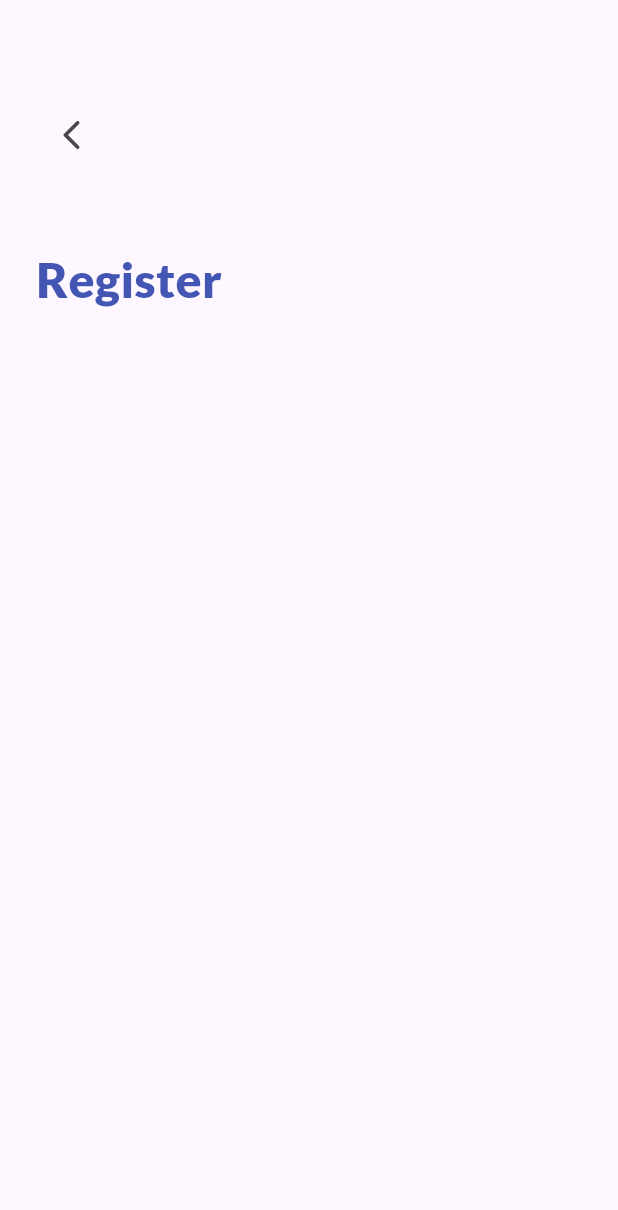
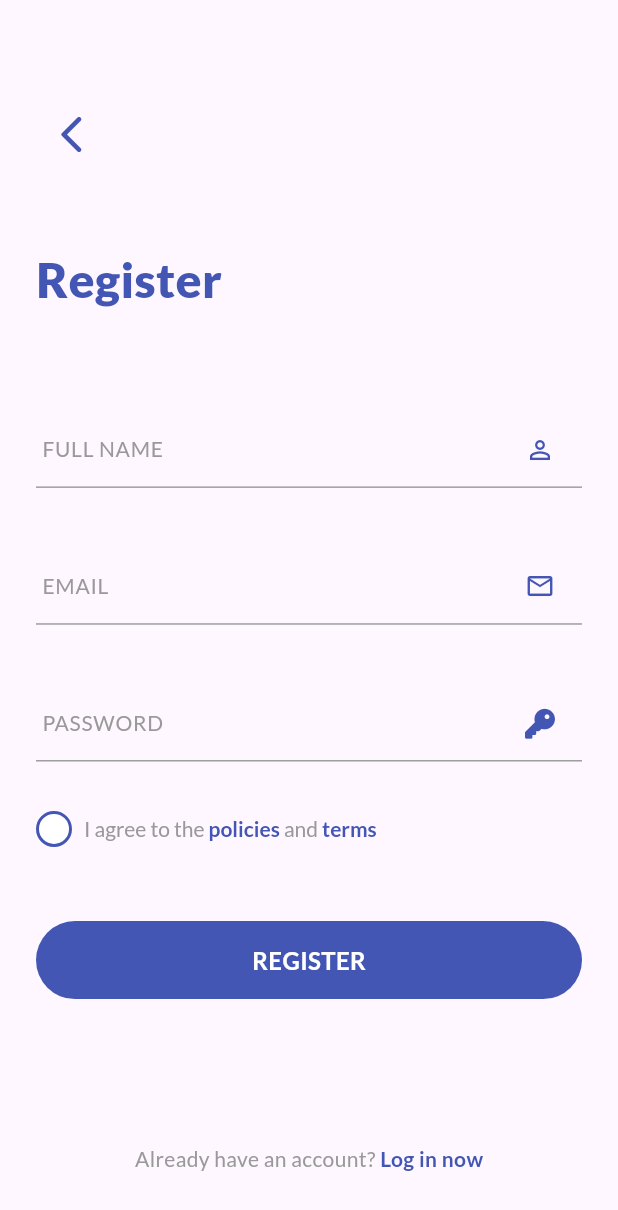
Before and after one commit to DuyCuong1122/flutter_chat_app_with_bloc, a Flutter app: the SignUpView screen opened directly, on a phone screen of 412 x 824 dp. Shown: the top 1210 px of the screen. Run offline on Flutter 3.47's test engine with Material 3 defaults, Android fonts, the phone set to English and light mode, and no system bars; our stand-ins replace cloud_firestore, firebase_core, firebase_messaging, flutter_dotenv, flutter_easyloading, flutter_local_notifications and 5 more; accounts and stored records are empty; generated files the repository leaves out were written again.

Commit message:
build register screen

```diff
--- a/lib/common/values/colors.dart
+++ b/lib/common/values/colors.dart
@@ -7,4 +7,5 @@ class AppColor{
   static const blackColor = Color(0xFF000000);
   static const whiteColor = Color(0xFFFFFFFF);
   static const unableColor = Color(0xFFCACACA);
+  static const normalColor = Color(0xFF999999);
 }
--- a/lib/l10n/app_en.arb
+++ b/lib/l10n/app_en.arb
@@ -36,5 +36,6 @@
     "editInfo" : "Edit infomation",
     "save" : "Save",
     "phone" : "Phone",
-    "dateOfBirth" : "Date of birth"
+    "dateOfBirth" : "Date of birth",
+    "logInNow" : "Log in now"
 }
--- a/lib/l10n/app_vi.arb
+++ b/lib/l10n/app_vi.arb
@@ -36,5 +36,6 @@
     "editInfo" : "Chỉnh sửa thông tin",
     "save" : "Lưu",
     "phone" : "Số điện thoại",
-    "dateOfBirth" : "Ngày sinh"
+    "dateOfBirth" : "Ngày sinh",
+    "logInNow" : "Đăng nhập ngay"
 }
--- a/lib/page/log_in/log_in_view.dart
+++ b/lib/page/log_in/log_in_view.dart
@@ -1,5 +1,3 @@
-import 'dart:developer';
-
 import 'package:chat_app/common/values/colors.dart';
 import 'package:chat_app/common/values/typography.dart';
 import 'package:chat_app/common/widgets/custom_textfield.dart';
--- a/lib/page/sign_up/sign_up_view.dart
+++ b/lib/page/sign_up/sign_up_view.dart
@@ -1,14 +1,26 @@
+import 'package:chat_app/common/values/colors.dart';
 import 'package:chat_app/common/values/icons.dart';
 import 'package:chat_app/common/values/typography.dart';
+import 'package:chat_app/common/widgets/custom_container_sign_in_out.dart';
+import 'package:chat_app/common/widgets/custom_textfield.dart';
 import 'package:flutter/material.dart';
 import 'package:flutter_gen/gen_l10n/app_localizations.dart';
 
-class SignUpView extends StatelessWidget {
+class SignUpView extends StatefulWidget {
   const SignUpView({super.key});
+
+  @override
+  _SignUpViewState createState() => _SignUpViewState();
+}
+
+class _SignUpViewState extends State<SignUpView> {
+  // Tạo biến lưu trạng thái cho các tùy chọn Checkbox
+  bool accept = false;
 
   @override
   Widget build(BuildContext context) {
     final heightScreen = MediaQuery.of(context).size.height;
+
     return GestureDetector(
       onTap: () => FocusScope.of(context).unfocus(),
       child: Scaffold(
@@ -25,11 +37,115 @@ class SignUpView extends StatelessWidget {
                       },
                       icon: const Icon(
                         AppIcon.back,
-                        size: 24,
+                        size: 30,
+                        color: AppColor.primaryColor,
                       )),
                   SizedBox(height: heightScreen * 0.06),
                   Text(AppLocalizations.of(context)!.register,
                       style: AppTypography.signInUpTitle),
+                  SizedBox(height: heightScreen * 0.08),
+                  CustomTextField(
+                    controller: TextEditingController(),
+                    labelText: AppLocalizations.of(context)!.fullName,
+                    suffixIcon: AppIcon.person,
+                  ),
+                  SizedBox(height: heightScreen / 20),
+                  CustomTextField(
+                    controller: TextEditingController(),
+                    labelText: 'email',
+                    suffixIcon: AppIcon.mail,
+                  ),
+                  SizedBox(height: heightScreen / 20),
+                  CustomTextField(
+                    controller: TextEditingController(),
+                    labelText: AppLocalizations.of(context)!.password,
+                    suffixIcon: AppIcon.key,
+                    ispassword: true,
+                  ),
+                  SizedBox(height: heightScreen * 0.04),
+                  Row(
+                    mainAxisAlignment: MainAxisAlignment.start,
+                    crossAxisAlignment: CrossAxisAlignment.center,
+                    children: [
+                      GestureDetector(
+                        onTap: () {
+                          setState(() {
+                            accept = !accept;
+                          });
+                        },
+                        child: Container(
+                          width: 24,
+                          height: 24,
+                          decoration: BoxDecoration(
+                            shape: BoxShape.circle,
+                            border: Border.all(
+                                color: AppColor.primaryColor, width: 2),
+                            color:
+                                accept ? AppColor.primaryColor : Colors.white,
+                          ),
+                          child: accept
+                              ? const Icon(
+                                  Icons.check,
+                                  color: Colors.white,
+                                  size: 16,
+                                )
+                              : null,
+                        ),
+                      ),
+                      const SizedBox(width: 8),
+                      Flexible(
+                        child: RichText(
+                            text: TextSpan(
+                          text: '${AppLocalizations.of(context)!.iAgreeTo} ',
+                          style: AppTypography.s14w500
+                              .copyWith(color: AppColor.normalColor),
+                          children: [
+                            TextSpan(
+                              text:
+                                  '${AppLocalizations.of(context)!.policies} ',
+                              style: AppTypography.s14w700,
+                            ),
+                            TextSpan(
+                              text: '${AppLocalizations.of(context)!.and} ',
+                              style: AppTypography.s14w500
+                                  .copyWith(color: AppColor.normalColor),
+                            ),
+                            TextSpan(
+                              text: AppLocalizations.of(context)!.terms,
+                              style: AppTypography.s14w700,
+                            ),
+                          ],
+                        )),
+                      ),
+                    ],
+                  ),
+                  SizedBox(height: heightScreen * 0.06),
+                  CustomContainerSignInOut(
+                    title: AppLocalizations.of(context)!.register,
+                    onTap: () {},
+                    enable: true,
+                  ),
+                  const Spacer(),
+                  Row(
+                    mainAxisAlignment: MainAxisAlignment.center,
+                    children: [
+                      Text(
+                        '${AppLocalizations.of(context)!.alreadyHaveAnAcount}? ',
+                        style: AppTypography.s14w500
+                            .copyWith(color: AppColor.normalColor),
+                      ),
+                      GestureDetector(
+                        onTap: () {
+                          Navigator.pop(context);
+                        },
+                        child: Text(
+                          AppLocalizations.of(context)!.logInNow,
+                          style: AppTypography.s14w700,
+                        ),
+                      ),
+                    ],
+                  ),
+                  SizedBox(height: heightScreen / 20),
                 ],
               ))),
     );
```
